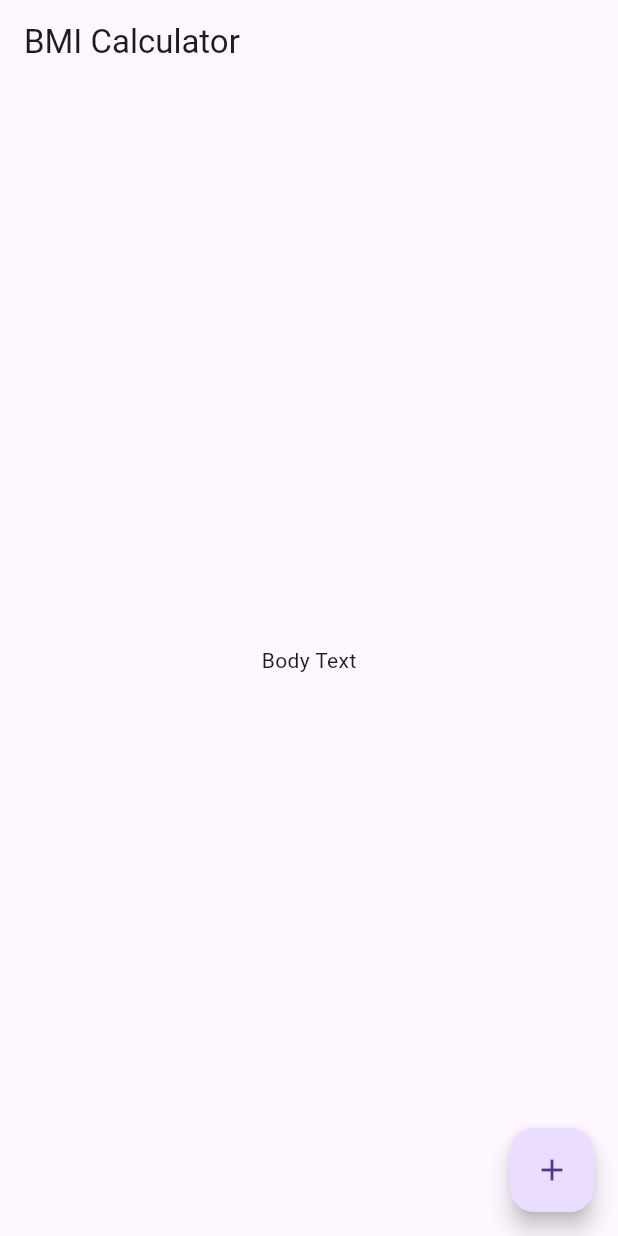
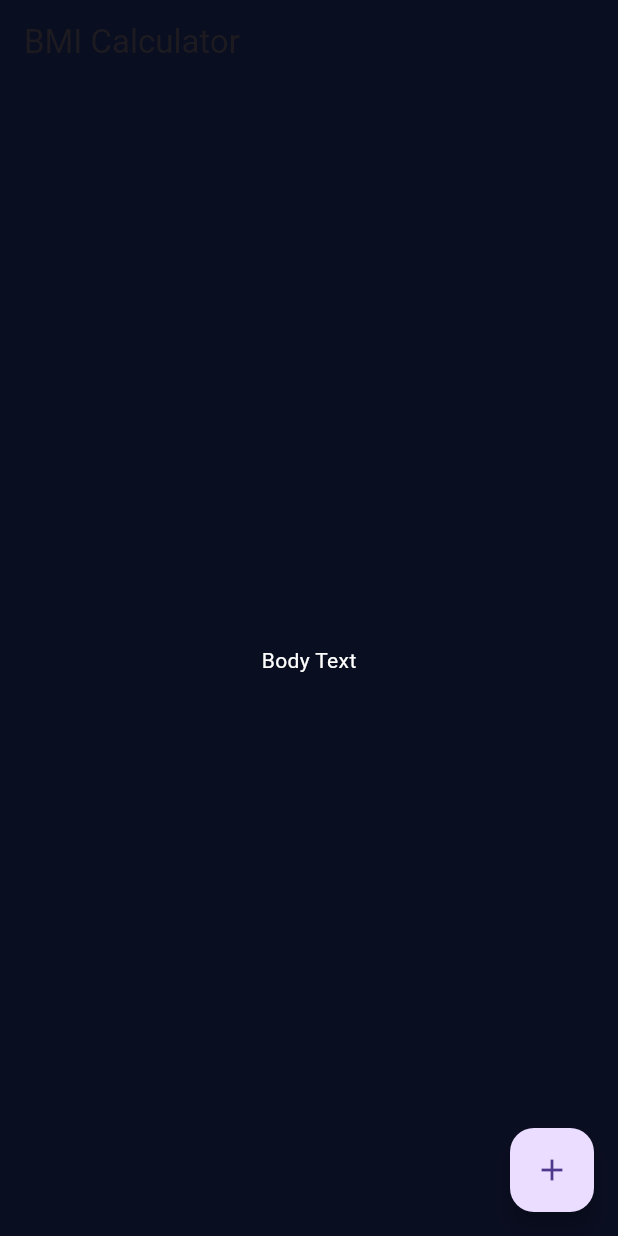
Before and after one commit to Haldiant/bmi_calculator_flutter, a Flutter app: the screen it shows after launch, on a phone screen of 412 x 824 dp. Run offline on Flutter 3.47's test engine with Material 3 defaults, Android fonts, the phone set to English and light mode, and no system bars.

Commit message:
apply backgroundcolor menggunakan theme

```diff
--- a/lib/main.dart
+++ b/lib/main.dart
@@ -11,7 +11,16 @@ class BMICalculator extends StatelessWidget {
   Widget build(BuildContext context) {
     return MaterialApp(
       theme: ThemeData(
-        primaryColor: Colors.red,
+        primaryColor: const Color(0xFF0A0E21),
+        scaffoldBackgroundColor: const Color(0xFF0A0E21),
+        appBarTheme: const AppBarTheme(
+          backgroundColor: Color(0xFF0A0E21),
+        ),
+        textTheme: const TextTheme(
+          bodyMedium: TextStyle(
+            color: Color(0xFFFFFFFF),
+          ),
+        ),
       ),
       home: const InputPage(),
     );
@@ -30,12 +39,12 @@ class _InputPageState extends State<InputPage> {
   Widget build(BuildContext context) {
     return Scaffold(
       appBar: AppBar(
-        title: Text('BMI Calculator'),
+        title: const Text('BMI Calculator'),
       ),
-      body: Center(
+      body: const Center(
         child: Text('Body Text'),
       ),
-      floatingActionButton: FloatingActionButton(
+      floatingActionButton: const FloatingActionButton(
         onPressed: null,
         child: Icon(Icons.add),
       ),
```
